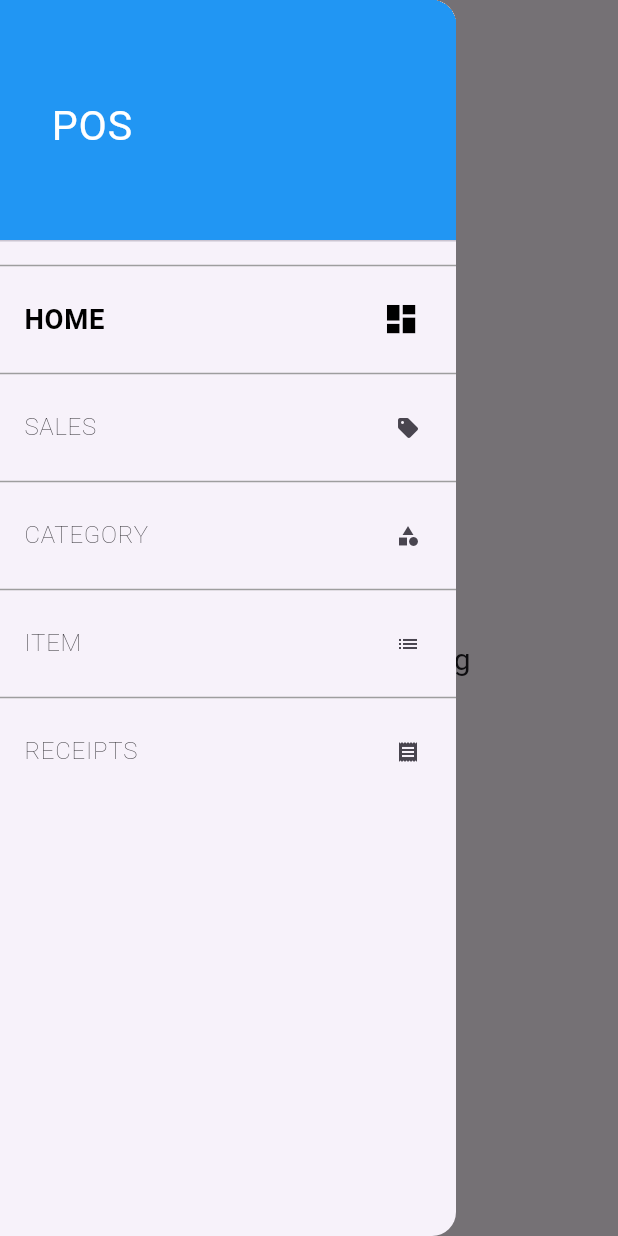
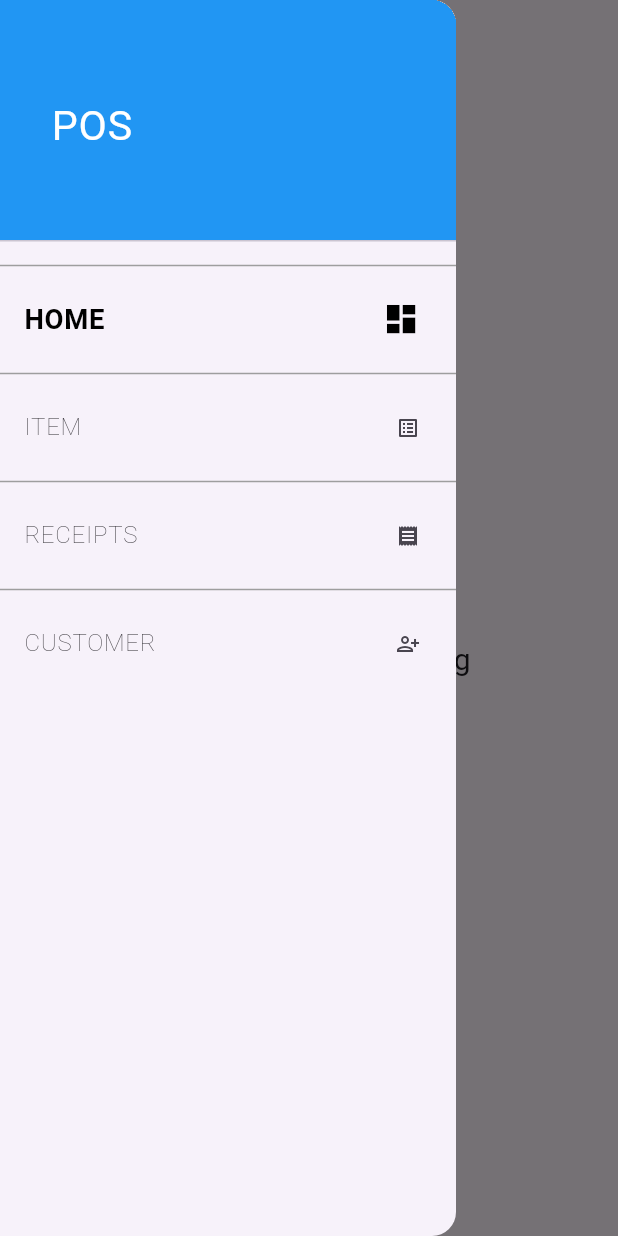
Before and after one commit to refayet21/pos, a Flutter app: the screen it shows after launch, with the side drawer open, on a phone screen of 412 x 824 dp. Run offline on Flutter 3.47's test engine with Material 3 defaults, Android fonts, the phone set to English and light mode, and no system bars; our stand-ins replace cloud_firestore, firebase_core, flutter_screenutil, get; accounts and stored records are empty.

Commit message:
customer ui design

```diff
--- a/lib/infrastructure/navigation/bindings/controllers/controllers_bindings.dart
+++ b/lib/infrastructure/navigation/bindings/controllers/controllers_bindings.dart
@@ -1,4 +1,5 @@
 export 'package:loyverspos/infrastructure/navigation/bindings/controllers/category.controller.binding.dart';
+export 'package:loyverspos/infrastructure/navigation/bindings/controllers/customer.controller.binding.dart';
 export 'package:loyverspos/infrastructure/navigation/bindings/controllers/home.controller.binding.dart';
 export 'package:loyverspos/infrastructure/navigation/bindings/controllers/item.controller.binding.dart';
 export 'package:loyverspos/infrastructure/navigation/bindings/controllers/receipts.controller.binding.dart';
--- a/lib/infrastructure/navigation/navigation.dart
+++ b/lib/infrastructure/navigation/navigation.dart
@@ -51,5 +51,10 @@ class Nav {
       page: () => const CategoryScreen(),
       binding: CategoryControllerBinding(),
     ),
+    GetPage(
+      name: Routes.CUSTOMER,
+      page: () => const CustomerScreen(),
+      binding: CustomerControllerBinding(),
+    ),
   ];
 }
--- a/lib/infrastructure/navigation/routes.dart
+++ b/lib/infrastructure/navigation/routes.dart
@@ -4,9 +4,10 @@ class Routes {
     return HOME;
   }
 
+  static const CATEGORY = '/category';
   static const HOME = '/home';
   static const ITEM = '/item';
   static const RECEIPTS = '/receipts';
   static const SALES = '/sales';
-  static const CATEGORY = '/category';
+  static const CUSTOMER = '/customer';
 }
--- a/lib/presentation/screens.dart
+++ b/lib/presentation/screens.dart
@@ -1,4 +1,5 @@
 export 'package:loyverspos/presentation/category/category.screen.dart';
+export 'package:loyverspos/presentation/customer/customer.screen.dart';
 export 'package:loyverspos/presentation/home/home.screen.dart';
 export 'package:loyverspos/presentation/item/item.screen.dart';
 export 'package:loyverspos/presentation/receipts/receipts.screen.dart';
--- a/lib/widgets/drawer.dart
+++ b/lib/widgets/drawer.dart
@@ -10,12 +10,17 @@ class AdminDrawer extends StatelessWidget {
   final List<DrawerMenuItem> drawerItems = [
     DrawerMenuItem(
         title: 'HOME', routeName: Routes.HOME, icon: Icons.dashboard),
-    DrawerMenuItem(title: 'SALES', routeName: Routes.SALES, icon: Icons.sell),
-    DrawerMenuItem(
-        title: 'CATEGORY', routeName: Routes.CATEGORY, icon: Icons.category),
-    DrawerMenuItem(title: 'ITEM', routeName: Routes.ITEM, icon: Icons.list),
+    // DrawerMenuItem(title: 'SALES', routeName: Routes.SALES, icon: Icons.sell),
+    // DrawerMenuItem(
+    //     title: 'CATEGORY', routeName: Routes.CATEGORY, icon: Icons.category),
+    DrawerMenuItem(title: 'ITEM', routeName: Routes.ITEM, icon: Icons.list_alt),
     DrawerMenuItem(
         title: 'RECEIPTS', routeName: Routes.RECEIPTS, icon: Icons.receipt),
+
+    DrawerMenuItem(
+        title: 'CUSTOMER',
+        routeName: Routes.CUSTOMER,
+        icon: Icons.person_add_alt),
   ];
   AdminDrawer({
     super.key,
```
Also changed, not shown: lib/infrastructure/navigation/bindings/controllers/customer.controller.binding.dart (added, +12 -0 lines), lib/presentation/customer/controllers/customer.controller.dart (added, +23 -0 lines), lib/presentation/customer/customer.screen.dart (added, +26 -0 lines).
